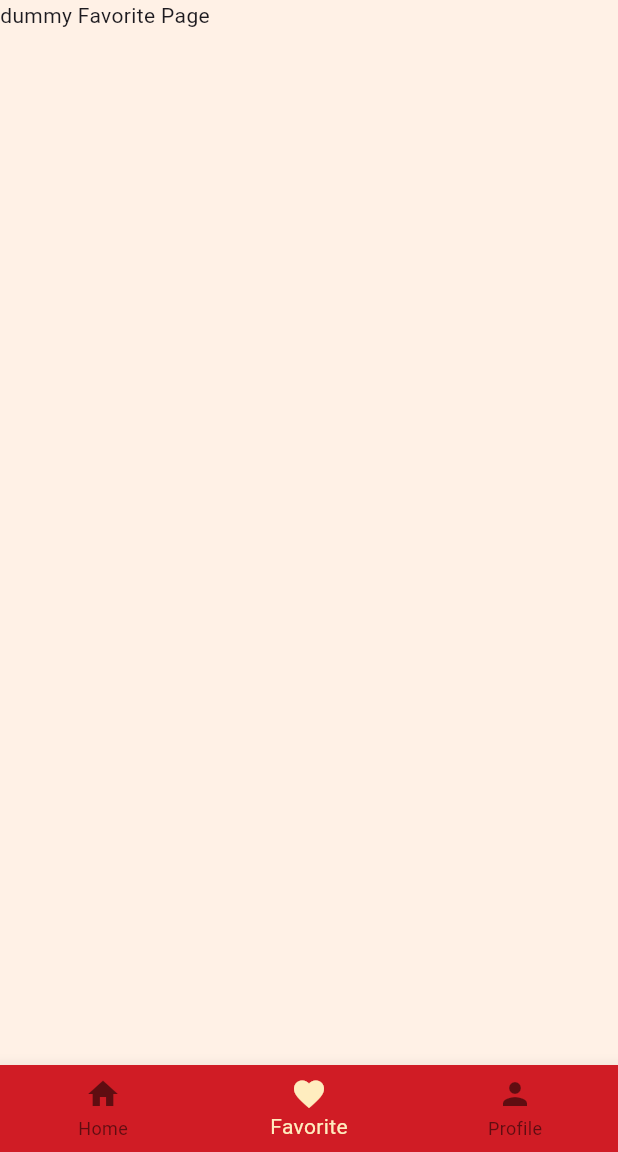
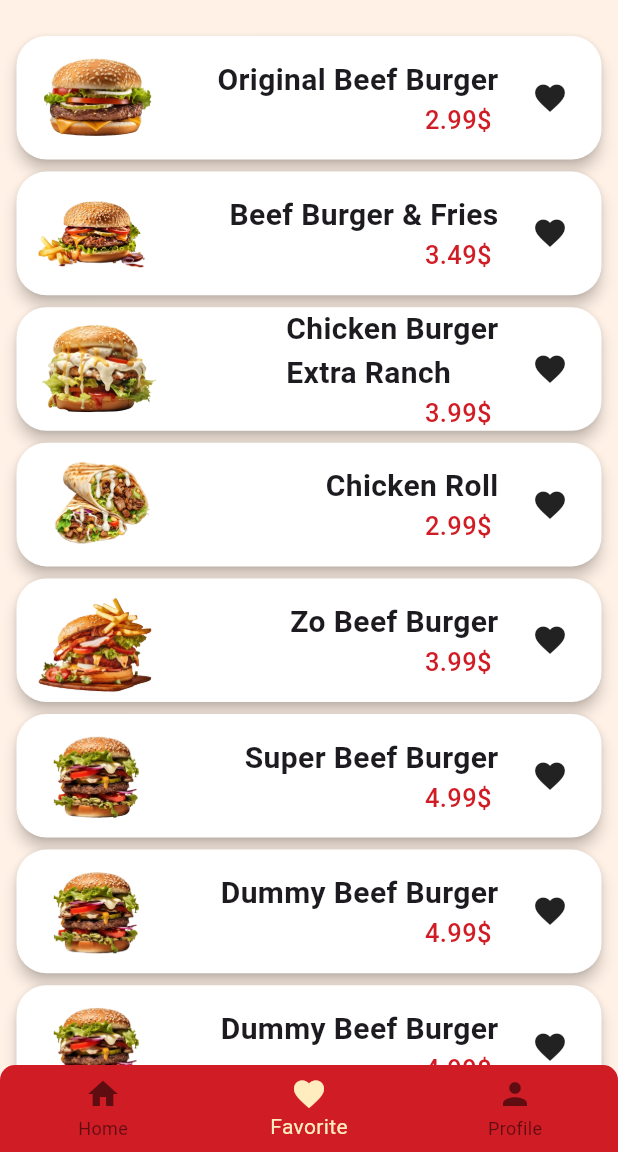
Before and after one commit to shady-ateff/food_delivery, a Flutter app: the screen it shows after launch, item 2 of the bottom bar chosen, on a phone screen of 412 x 824 dp, the part 84-1236 px from its top. Run offline on Flutter 3.47's test engine with Material 3 defaults, Android fonts, the phone set to English and light mode, and no system bars.

Commit message:
favorite page added still without favorite list

```diff
--- a/lib/models/menu_item_model.dart
+++ b/lib/models/menu_item_model.dart
@@ -14,5 +14,10 @@ List<MenuItem> Menu =[
   MenuItem(name: "Chicken Roll", location: "assets/images/item (4).png", price: 2.99),
   MenuItem(name: "Zo Beef Burger", location: "assets/images/item (5).png", price: 3.99),
   MenuItem(name: "Super Beef Burger", location: "assets/images/item (6).png", price: 4.99),
+  MenuItem(name: "Dummy Beef Burger", location: "assets/images/item (6).png", price: 4.99),
+  MenuItem(name: "Dummy Beef Burger", location: "assets/images/item (6).png", price: 4.99),
+  MenuItem(name: "Dummy Beef Burger", location: "assets/images/item (6).png", price: 4.99),
+  MenuItem(name: "Dummy Beef Burger", location: "assets/images/item (6).png", price: 4.99),
+
 
 ];
--- a/lib/pages/base_page.dart
+++ b/lib/pages/base_page.dart
@@ -1,5 +1,7 @@
 import 'package:flutter/material.dart';
+import 'package:food_delivery/pages/favorite_page.dart';
 import 'package:food_delivery/pages/home_page.dart';
+import 'package:food_delivery/pages/profile_page.dart';
 
 class BasePage extends StatefulWidget {
   const BasePage({super.key});
@@ -11,19 +13,20 @@ class BasePage extends StatefulWidget {
 class _BasePageState extends State<BasePage> {
   int _currentPage = 0;
   List<Widget> pages = [
-    HomePage(),
-    Text("dummy Favorite Page"),
-    Text("Dummy Account Page")
+    const HomePage(),
+    const FavoritePage(),
+    const ProfilePage(),
   ];
   @override
   Widget build(BuildContext context) {
     return Scaffold(
       backgroundColor: const Color.fromARGB(255, 255, 241, 230),
       appBar: AppBar(
+        clipBehavior: Clip.hardEdge,
         backgroundColor: const Color.fromARGB(255, 208, 28, 37),
         foregroundColor: Colors.white,
         //shadowColor: Colors.black38,
-        elevation: 10, //App bar shadow
+        elevation: 5, //App bar shadow
         title: const Center(
           child: Text(
             'Talabak',
@@ -32,7 +35,9 @@ class _BasePageState extends State<BasePage> {
         ),
       ),
       drawer: Drawer(child: ListView()),
-      bottomNavigationBar: BottomNavigationBar(
+      bottomNavigationBar: ClipRRect(
+        borderRadius: const BorderRadius.vertical(top: Radius.circular(10)),
+        child: BottomNavigationBar(
           elevation: 10,
           items: const [
             BottomNavigationBarItem(icon: Icon(Icons.home), label: 'Home'),
@@ -46,8 +51,9 @@ class _BasePageState extends State<BasePage> {
               _currentPage = index;
             });
           },
-        selectedItemColor: Color.fromARGB(255, 255, 237, 191),
-        backgroundColor: Color.fromARGB(255, 208, 28, 37),
+          selectedItemColor: const Color.fromARGB(255, 255, 237, 191),
+          backgroundColor: const Color.fromARGB(255, 208, 28, 37),
+        ),
       ),
       body: pages[_currentPage],
     );
--- /dev/null
+++ b/lib/pages/favorite_page.dart
@@ -0,0 +1,77 @@
+import 'package:flutter/material.dart';
+import 'package:food_delivery/models/menu_item_model.dart';
+import 'package:food_delivery/widgets/favorite_items_widget.dart';
+
+class FavoritePage extends StatefulWidget {
+  const FavoritePage({super.key});
+
+  @override
+  _FavoritePageState createState() => _FavoritePageState();
+}
+
+class _FavoritePageState extends State<FavoritePage> {
+  @override
+  Widget build(BuildContext context) {
+    return ListView.builder(
+      padding: EdgeInsets.symmetric(vertical: 20 ,horizontal: 7),
+      shrinkWrap: true,
+      itemCount: Menu.length,
+      itemBuilder: (context ,index) {
+        return FavoriteItemsWidget(menuItem: Menu[index]);
+      },
+      );
+  }
+}
+
+// Column(
+//       children: [
+//         // Container(
+//         //     margin: const EdgeInsets.all(20),
+//         //     decoration: BoxDecoration(
+//         //       borderRadius: BorderRadius.circular(20),
+//         //       color: Colors.white,
+//         //     ),
+//         //     //height: MediaQuery.of(context).size.height * 0.15,
+//         //     child: Row(
+//         //         mainAxisAlignment: MainAxisAlignment.spaceAround,
+//         //         children: [
+//         //           Image.asset(Menu[0].location,
+//         //               fit: BoxFit.cover,
+//         //               height: MediaQuery.of(context).size.height * 0.10),
+//         //           Column(
+//         //             mainAxisAlignment: MainAxisAlignment.spaceEvenly,
+//         //             crossAxisAlignment: CrossAxisAlignment.end,
+//         //             children: [
+//         //               Text(
+//         //                 Menu[0].name,
+//         //                 style: const TextStyle(
+//         //                   fontWeight: FontWeight.w600,
+//         //                   fontSize: 20,
+//         //                 ),
+//         //               ),
+//         //               Row(
+//         //                 mainAxisAlignment: MainAxisAlignment.spaceAround,
+//         //                 //crossAxisAlignment: CrossAxisAlignment.end,
+//         //                 children: [
+//         //                   Text(
+//         //                     "${Menu[0].price}\$ ",
+//         //                     style: const TextStyle(
+//         //                       color: Color.fromARGB(255, 208, 28, 37),
+//         //                       fontSize: 17,
+//         //                       fontWeight: FontWeight.w500,
+//         //                     ),
+//         //                   ),
+//         //                 ],
+//         //               ),
+//         //             ],
+//         //           ),
+//         //           //const SizedBox(width: 10,),
+//         //           const Padding(
+//         //             padding: EdgeInsets.all(10.0),
+//         //             child: Icon(Icons.favorite),
+//         //           ),
+//         //           //const SizedBox(width: 10,),
+//         //         ])),
+//         // ],
+
+//     ])
--- a/lib/pages/home_page.dart
+++ b/lib/pages/home_page.dart
@@ -14,21 +14,25 @@ class _HomePageState extends State<HomePage> {
   List<Color> color = [Colors.black45];
   @override
   Widget build(BuildContext context) {
-    return Column(
+    Size screenSize = MediaQuery.of(context).size;
+
+    return SingleChildScrollView(
+      child: Column(
         //shrinkWrap: true,
         //padding: const EdgeInsets.all(10),
         children: [
-        const SizedBox(
-          height: 40,
+          SizedBox(
+            height: screenSize.height * 0.03,
           ),
           const OffersBanners(),
-        const SizedBox(
-          height: 40,
+          SizedBox(
+            height: screenSize.height * 0.03,
           ),
-        Expanded(
-          child: Padding(
+          Padding(
             padding: const EdgeInsets.symmetric(horizontal: 20),
             child: GridView.builder(
+              physics: const NeverScrollableScrollPhysics(), //to stop scrolling by grid view and insted of it scroll by singleChild viee
+              shrinkWrap: true,  //to shrink gride view to be only as height of its children
               itemCount: Menu.length,
               itemBuilder: (context, index) {
                 return MenuWidget(
@@ -41,9 +45,9 @@ class _HomePageState extends State<HomePage> {
                 crossAxisSpacing: 20,
               ),
             ),
-          ),
           )
         ],
+      ),
     );
   }
 }
--- /dev/null
+++ b/lib/pages/profile_page.dart
@@ -0,0 +1,19 @@
+import 'package:flutter/material.dart';
+
+class ProfilePage extends StatefulWidget {
+  const ProfilePage({ Key? key }) : super(key: key);
+
+  @override
+  _ProfilePageState createState() => _ProfilePageState();
+}
+
+class _ProfilePageState extends State<ProfilePage> {
+  @override
+  Widget build(BuildContext context) {
+    return Container(
+      child: Center(
+        child: Text("Profile Page"),
+      )
+    );
+  }
+}
--- /dev/null
+++ b/lib/widgets/favorite_items_widget.dart
@@ -0,0 +1,60 @@
+import 'package:flutter/material.dart';
+import 'package:food_delivery/models/menu_item_model.dart';
+
+class FavoriteItemsWidget extends StatelessWidget {
+  final MenuItem menuItem;
+  const FavoriteItemsWidget({super.key, required this.menuItem});
+
+  @override
+  Widget build(BuildContext context) {
+    return Card(
+        //margin: const EdgeInsets.symmetric(vertical: 7 ,horizontal: 20),
+        elevation: 4,
+        color: Colors.white,
+        shape: RoundedRectangleBorder(borderRadius: BorderRadius.circular(20)),
+        child: Row(mainAxisAlignment: MainAxisAlignment.spaceAround, children: [
+          SizedBox(
+            width: MediaQuery.of(context).size.width * 0.03,
+          ),
+          Image.asset(
+            menuItem.location,
+            fit: BoxFit.cover,
+            height: MediaQuery.of(context).size.height * 0.10,
+          ),
+          Expanded(
+            child: Column(
+              mainAxisAlignment: MainAxisAlignment.spaceEvenly,
+              crossAxisAlignment: CrossAxisAlignment.end,
+              children: [
+                Text(
+                  menuItem.name,
+                  style: const TextStyle(
+                    fontWeight: FontWeight.w600,
+                    fontSize: 20,
+                  ),
+                ),
+                Text(
+                  "${menuItem.price}\$ ",
+                  style: const TextStyle(
+                    color: Color.fromARGB(255, 208, 28, 37),
+                    fontSize: 17,
+                    fontWeight: FontWeight.w500,
+                  ),
+                ),
+              ],
+            ),
+          ),
+          SizedBox(
+            width: MediaQuery.of(context).size.width * 0.03,
+          ),
+          const Padding(
+            padding: EdgeInsets.all(10.0),
+            child: Icon(Icons.favorite),
+          ),
+          SizedBox(
+            width: MediaQuery.of(context).size.width * 0.03,
+          ),
+          //const SizedBox(width: 10,),
+        ]));
+  }
+}
--- a/lib/widgets/offers_banners.dart
+++ b/lib/widgets/offers_banners.dart
@@ -30,7 +30,7 @@ class _OffersBannersState extends State<OffersBanners> {
       alignment: Alignment.bottomCenter,
       children: [
         Container(
-          height: 150,
+          height: MediaQuery.of(context).size.height * 0.15, //get the hight of screen and make container hight relational with screen hight
           child: PageView(
             //physics: const NeverScrollableScrollPhysics(),
             controller: _pageController,
```
Lines whose indentation alone changed are shown as unchanged.
